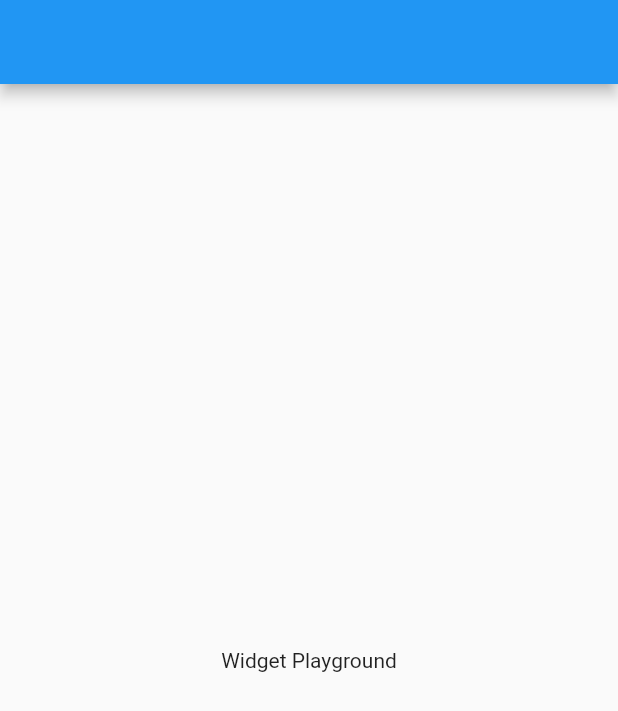
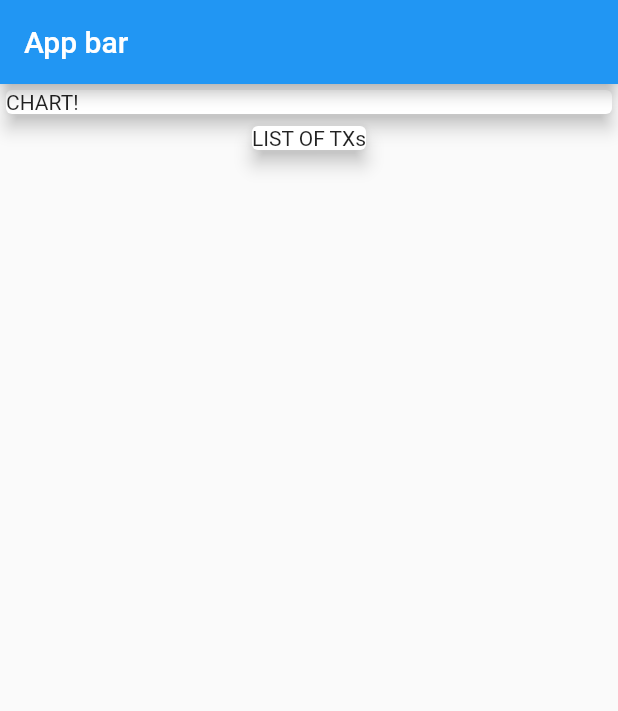
Before and after one commit to DeleMike/Expenses, a Flutter app: the screen it shows after launch, on a phone screen of 412 x 824 dp. Shown: the top 711 px of the screen. Run offline on Flutter 3.47's test engine with Material 2 defaults, Android fonts, the phone set to English and light mode, and no system bars.

Commit message:
modify layout

```diff
--- a/lib/main.dart
+++ b/lib/main.dart
@@ -23,9 +23,21 @@ class MyHomePage extends StatelessWidget {
   @override
   Widget build(BuildContext context) {
     return Scaffold(
-      appBar: AppBar(),
-      body: Center(
-        child: Text('Widget Playground'),
+      appBar: AppBar(title: Text('App bar')),
+      body: Column(
+        children: [
+          Container(
+            width: double.infinity,
+            child: Card(
+              child: Text('CHART!'),
+              elevation: 5.0,
+            ),
+          ),
+          Card(
+            child: Text('LIST OF TXs'),
+            elevation: 5.0,
+          ),
+        ],
       ),
     );
   }
```
